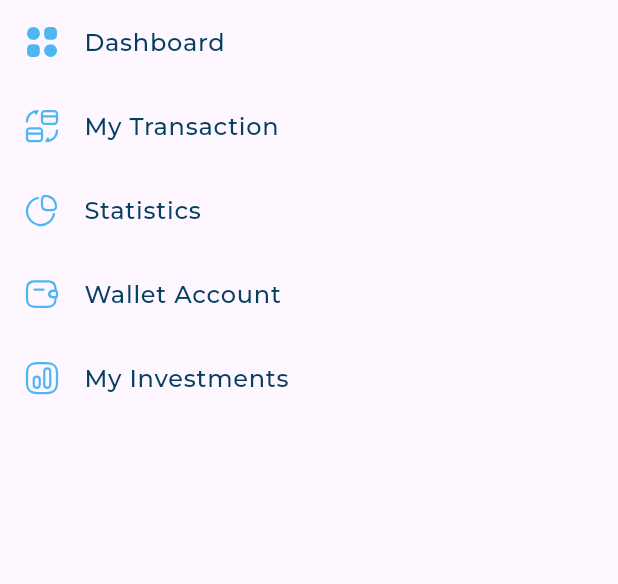
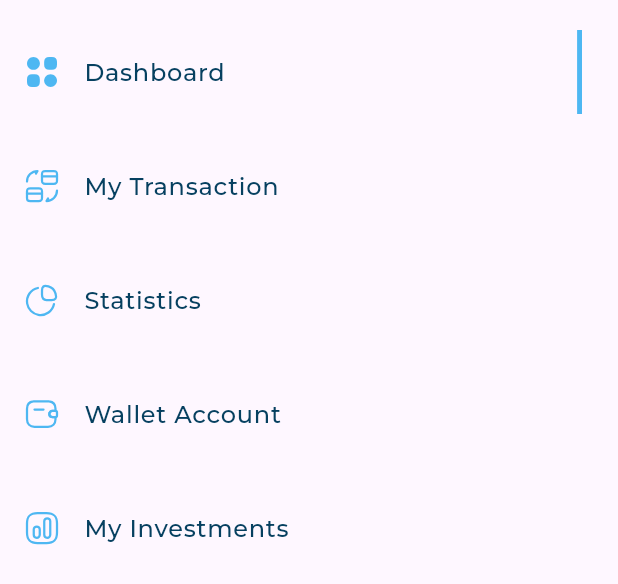
Before and after one commit to mohamedELazab111/responsive_dash_board, a Flutter app: the DrawerItemsListView widget shown alone on an empty page, opened directly, on a phone screen of 412 x 824 dp. Shown: the top 584 px of the screen. Run offline on Flutter 3.47's test engine with Material 3 defaults, Android fonts, the light colour scheme and no system bars; our stand-ins replace flutter_svg; project files that could hold a hidden picture were left out.

Commit message:
add active and inactive item

```diff
--- /dev/null
+++ b/lib/widgets/active_inactive_item.dart
@@ -0,0 +1,36 @@
+import 'package:flutter/material.dart';
+import 'package:flutter_svg/svg.dart';
+import 'package:responsive_dash_board/models/drawer_item_model.dart';
+import 'package:responsive_dash_board/utils/app_styles.dart';
+
+class InActiveItem extends StatelessWidget {
+  const InActiveItem({super.key, required this.drawerItemModel});
+
+  final DrawerItemModel drawerItemModel;
+
+  @override
+  Widget build(BuildContext context) {
+    return ListTile(
+      leading: SvgPicture.asset(drawerItemModel.image),
+      title: Text(drawerItemModel.title, style: AppStyles.styleMedium16),
+    );
+  }
+}
+
+class ActiveItem extends StatelessWidget {
+  const ActiveItem({super.key, required this.drawerItemModel});
+
+  final DrawerItemModel drawerItemModel;
+
+  @override
+  Widget build(BuildContext context) {
+    return ListTile(
+      leading: SvgPicture.asset(drawerItemModel.image),
+      title: Text(drawerItemModel.title, style: AppStyles.styleMedium16),
+      trailing: Container(
+        width: 3.27,
+        decoration: const BoxDecoration(color: Color(0xFF4EB7F2)),
+      ),
+    );
+  }
+}
--- a/lib/widgets/drawer_item.dart
+++ b/lib/widgets/drawer_item.dart
@@ -2,15 +2,20 @@ import 'package:flutter/material.dart';
 import 'package:flutter_svg/svg.dart';
 import 'package:responsive_dash_board/models/drawer_item_model.dart';
 import 'package:responsive_dash_board/utils/app_styles.dart';
+import 'package:responsive_dash_board/widgets/active_inactive_item.dart';
 
 class DrawerItem extends StatelessWidget {
-  const DrawerItem({super.key, required this.drawerItemModel});
+  const DrawerItem({
+    super.key,
+    required this.drawerItemModel,
+    required this.isActive,
+  });
   final DrawerItemModel drawerItemModel;
+  final bool isActive;
   @override
   Widget build(BuildContext context) {
-    return ListTile(
-      leading: SvgPicture.asset(drawerItemModel.image),
-      title: Text(drawerItemModel.title, style: AppStyles.styleMedium16),
-    );
+    return isActive
+        ? ActiveItem(drawerItemModel: drawerItemModel)
+        : InActiveItem(drawerItemModel: drawerItemModel);
   }
 }
--- a/lib/widgets/drawer_items_list_view.dart
+++ b/lib/widgets/drawer_items_list_view.dart
@@ -3,8 +3,15 @@ import 'package:responsive_dash_board/models/drawer_item_model.dart';
 import 'package:responsive_dash_board/utils/app_images.dart';
 import 'package:responsive_dash_board/widgets/drawer_item.dart';
 
-class DrawerItemsListView extends StatelessWidget {
+class DrawerItemsListView extends StatefulWidget {
   const DrawerItemsListView({super.key});
+
+  @override
+  State<DrawerItemsListView> createState() => _DrawerItemsListViewState();
+}
+
+class _DrawerItemsListViewState extends State<DrawerItemsListView> {
+  int activeItem = 0;
   final List<DrawerItemModel> items = const [
     DrawerItemModel(title: 'Dashboard', image: Assets.imagesDashboard),
     DrawerItemModel(title: 'My Transaction', image: Assets.imagesMyTransctions),
@@ -19,7 +26,20 @@ class DrawerItemsListView extends StatelessWidget {
       shrinkWrap: true,
       physics: const NeverScrollableScrollPhysics(),
       itemBuilder: (context, index) {
-        return DrawerItem(drawerItemModel: items[index]);
+        return GestureDetector(
+          onTap: () {
+            setState(() {
+              activeItem = index;
+            });
+          },
+          child: Padding(
+            padding: const EdgeInsets.only(top: 20),
+            child: DrawerItem(
+              drawerItemModel: items[index],
+              isActive: activeItem == index,
+            ),
+          ),
+        );
       },
     );
   }
```
